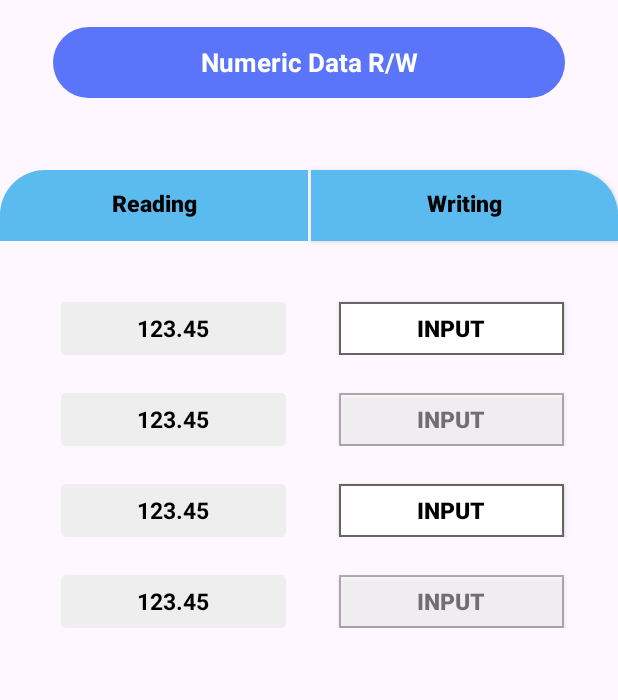
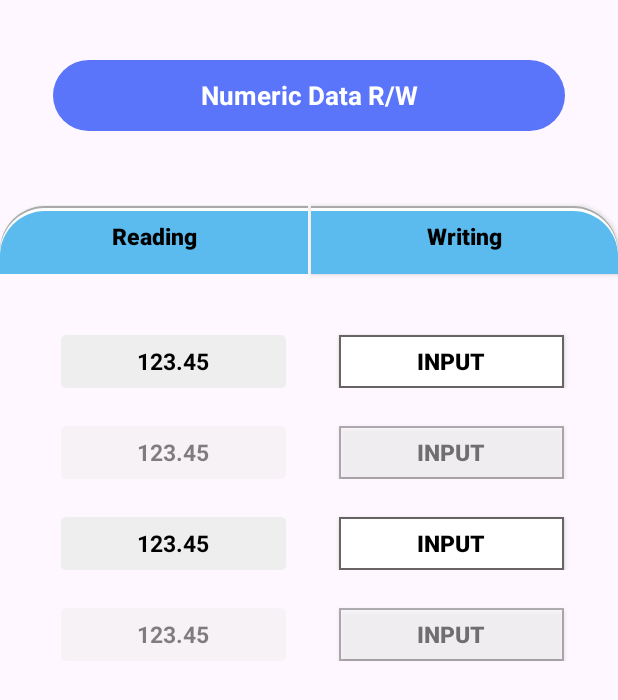
Before and after one commit to kaushalmrydotinfotech/IOTRemote, an Android app: the Frame2 screen opened through its navigation route, after a tap on "Next", on a phone screen of 412 x 824 dp. Shown: the top 700 px of the screen. Run offline under Robolectric (Android 15) with nearby library versions, the phone set to English and light mode, and no system bars; 1 statement that could not run was skipped.

```diff
--- a/app/src/main/java/com/rydot/iotRemote/adapter/Frame3Adapter.kt
+++ b/app/src/main/java/com/rydot/iotRemote/adapter/Frame3Adapter.kt
@@ -33,7 +33,8 @@ class Frame3Adapter(private var list: ArrayList<SwitchModel>): RecyclerView.Adap
             holder.edtNumber.isEnabled = true
         }
         else{
-            holder.btn.alpha = 0.50F
+            holder.btn.alpha = 0.50f
+            holder.edtNumber.alpha = 0.50f
         }
 
 
--- a/app/src/main/java/com/rydot/iotRemote/fragment/Frame2.kt
+++ b/app/src/main/java/com/rydot/iotRemote/fragment/Frame2.kt
@@ -1,6 +1,7 @@
 package com.rydot.iotRemote.fragment
 
 import android.os.Bundle
+import android.util.Log
 import androidx.fragment.app.Fragment
 import android.view.LayoutInflater
 import android.view.View
@@ -9,18 +10,19 @@ import androidx.navigation.fragment.findNavController
 import com.example.iotremote.R
 import com.example.iotremote.databinding.FragmentFrame2Binding
 import com.google.gson.Gson
+import com.google.gson.reflect.TypeToken
 import com.rydot.iotRemote.adapter.Frame2Adapter
 import com.rydot.iotRemote.model.SwitchModel
+import com.rydot.iotRemote.utils.SharedPrefs
 
 
 class Frame2 : Fragment() {
     private lateinit var binding: FragmentFrame2Binding
-    lateinit var adapter: Frame2Adapter
+    private lateinit var adapter: Frame2Adapter
+    var updateList:String = ""
+    var editedList:String = ""
 
-    override fun onCreate(savedInstanceState: Bundle?) {
-        super.onCreate(savedInstanceState)
 
-    }
 
     override fun onCreateView(
         inflater: LayoutInflater, container: ViewGroup?,
@@ -36,15 +38,35 @@ class Frame2 : Fragment() {
         adapter = Frame2Adapter(requireContext(), arrayListOf())
         binding.recycler.adapter = adapter
         val list:ArrayList<SwitchModel> = arrayListOf()
+        var data: ArrayList<SwitchModel> = arrayListOf()
         list.add(SwitchModel(true,R.drawable.bulb_on))
         list.add(SwitchModel(false,R.drawable.bulb_off))
         list.add(SwitchModel(true,R.drawable.bulb_on))
         list.add(SwitchModel(false,R.drawable.bulb_off))
-        adapter = Frame2Adapter(requireContext(),list)
-        binding.recycler.adapter = adapter
+
+        if (updateList.isEmpty()){
+            adapter = Frame2Adapter(requireContext(),list)
+            binding.recycler.adapter = adapter
+        }
+        else{
+             editedList = SharedPrefs.getValue(requireContext(),"updateList","").toString()
+            Log.e(javaClass.simpleName, "editedList: "+Gson().toJson(editedList ))
+            data =
+                Gson().fromJson(editedList, object : TypeToken<List<SwitchModel>>() {}.type)
+            adapter = Frame2Adapter(requireContext(),data)
+            binding.recycler.adapter = adapter
+        }
 
         binding.btnNext.setOnClickListener {
-            findNavController().navigate(Frame2Directions.actionFrame2ToFrame3(Gson().toJson(list)))
+            if (updateList.isEmpty()){
+                updateList = SharedPrefs.setValue(requireContext(),"updateList",Gson().toJson(list)).toString()
+                findNavController().navigate(Frame2Directions.actionFrame2ToFrame3(Gson().toJson(list)))
+            }
+            else{
+                updateList = SharedPrefs.setValue(requireContext(),"updateList",Gson().toJson(data)).toString()
+                findNavController().navigate(Frame2Directions.actionFrame2ToFrame3(Gson().toJson(data)))
+            }
+
         }
     }
 
--- a/app/src/main/java/com/rydot/iotRemote/fragment/Frame3.kt
+++ b/app/src/main/java/com/rydot/iotRemote/fragment/Frame3.kt
@@ -1,10 +1,12 @@
 package com.rydot.iotRemote.fragment
 
 import android.os.Bundle
+import android.util.Log
 import androidx.fragment.app.Fragment
 import android.view.LayoutInflater
 import android.view.View
 import android.view.ViewGroup
+import androidx.navigation.fragment.findNavController
 import androidx.navigation.fragment.navArgs
 import com.example.iotremote.databinding.FragmentFrame3Binding
 import com.google.gson.Gson
@@ -16,14 +18,14 @@ import com.rydot.iotRemote.model.SwitchModel
 class Frame3 : Fragment() {
 private lateinit var binding: FragmentFrame3Binding
 private lateinit var adapter: Frame3Adapter
- val args: Frame3Args by navArgs()
+ private val args: Frame3Args by navArgs()
 
 
 
     override fun onCreateView(
         inflater: LayoutInflater, container: ViewGroup?,
         savedInstanceState: Bundle?
-    ): View? {
+    ): View {
         // Inflate the layout for this fragment
         binding = FragmentFrame3Binding.inflate(layoutInflater,container,false)
         return binding.root
@@ -31,6 +33,9 @@ private lateinit var adapter: Frame3Adapter
 
     override fun onViewCreated(view: View, savedInstanceState: Bundle?) {
         super.onViewCreated(view, savedInstanceState)
+
+        Log.e(javaClass.simpleName, "onViewCreated: "+args.list )
+
         val data: ArrayList<SwitchModel> =
             Gson().fromJson(args.list, object : TypeToken<List<SwitchModel>>() {}.type)
 
--- a/app/src/main/java/com/rydot/iotRemote/fragment/SplashFragment.kt
+++ b/app/src/main/java/com/rydot/iotRemote/fragment/SplashFragment.kt
@@ -7,6 +7,7 @@ import androidx.fragment.app.Fragment
 import android.view.LayoutInflater
 import android.view.View
 import android.view.ViewGroup
+import android.view.WindowManager
 import androidx.navigation.fragment.findNavController
 import com.example.iotremote.databinding.FragmentSplashBinding
 
@@ -31,6 +32,10 @@ class SplashFragment : Fragment() {
 
     override fun onViewCreated(view: View, savedInstanceState: Bundle?) {
         super.onViewCreated(view, savedInstanceState)
+        requireActivity().window.setFlags(
+            WindowManager.LayoutParams.FLAG_FULLSCREEN,
+            WindowManager.LayoutParams.FLAG_FULLSCREEN);
+
         Handler(Looper.getMainLooper()).postDelayed({
 
             findNavController().navigate(SplashFragmentDirections.actionSplashFragmentToFrame1())
--- /dev/null
+++ b/app/src/main/java/com/rydot/iotRemote/utils/SharedPrefs.kt
@@ -0,0 +1,35 @@
+package com.rydot.iotRemote.utils
+
+import android.annotation.SuppressLint
+import android.content.Context
+
+class SharedPrefs {
+    companion object {
+        @SuppressLint("SuspiciousIndentation")
+        fun setValue(context: Context, key:String, value:Any?) {
+            val sharedPref=context.getSharedPreferences(context.packageName, Context.MODE_PRIVATE)
+            when(value) {
+                is Int -> sharedPref.edit().putInt(key, value).apply()
+                is String -> sharedPref.edit().putString(key, value).apply()
+            }
+        }
+        fun getValue(context: Context, key:String, defaultVal:Any):Any {
+            val sharedPref=context.getSharedPreferences(context.packageName, Context.MODE_PRIVATE)
+            when(defaultVal) {
+                is Int -> return sharedPref.getInt(key, defaultVal)
+                is String -> return sharedPref.getString(key, defaultVal)?:""
+                else-> return 0
+            }
+        }
+
+        fun remove(context: Context, key: String){
+            val sharedPref=context.getSharedPreferences(context.packageName, Context.MODE_PRIVATE)
+            sharedPref.edit().remove(key).apply()
+        }
+
+        fun clear(context: Context){
+            val sharedPref=context.getSharedPreferences(context.packageName, Context.MODE_PRIVATE)
+            sharedPref.edit().clear().apply()
+        }
+    }
+}
--- a/app/src/main/res/drawable/layout_shadow_bg_left.xml
+++ b/app/src/main/res/drawable/layout_shadow_bg_left.xml
@@ -2,7 +2,25 @@
 <selector xmlns:android="http://schemas.android.com/apk/res/android">
     <item>
         <layer-list>
-            <item android:top="3dp">
+            <item android:top="4dp">
+                <shape>
+                    <solid android:color="@color/light_gray" />
+                    <corners android:topLeftRadius="30dp" />
+                </shape>
+            </item>
+            <item android:top="5dp">
+                <shape>
+                    <solid android:color="@android:color/darker_gray" />
+                    <corners android:topLeftRadius="30dp" />
+                </shape>
+            </item>
+            <item android:top="6dp">
+                <shape>
+                    <solid android:color="@android:color/white" />
+                    <corners android:topLeftRadius="30dp" />
+                </shape>
+            </item>
+            <item android:top="8dp">
                 <shape>
                     <corners android:topLeftRadius="30dp" />
                     <solid android:color="@color/sky_blue" />
--- a/app/src/main/res/drawable/layout_shadow_bg_right.xml
+++ b/app/src/main/res/drawable/layout_shadow_bg_right.xml
@@ -3,7 +3,25 @@
     <!-- Gray shadow. -->
     <item>
         <layer-list>
-            <item android:top="3dp">
+            <item android:top="4dp">
+                <shape>
+                    <solid android:color="@color/light_gray" />
+                    <corners android:topRightRadius="30dp" />
+                </shape>
+            </item>
+            <item android:top="5dp">
+                <shape>
+                    <solid android:color="@android:color/darker_gray" />
+                    <corners android:topRightRadius="30dp" />
+                </shape>
+            </item>
+            <item android:top="6dp">
+                <shape>
+                    <solid android:color="@android:color/white" />
+                    <corners android:topRightRadius="30dp" />
+                </shape>
+            </item>
+            <item android:top="8dp">
                 <shape>
                     <corners android:topRightRadius="30dp" />
                     <solid android:color="@color/sky_blue" />
--- a/app/src/main/res/layout/fragment_frame1.xml
+++ b/app/src/main/res/layout/fragment_frame1.xml
@@ -10,7 +10,7 @@
         android:layout_width="match_parent"
         android:layout_height="47dp"
         android:layout_marginHorizontal="35dp"
-        android:layout_marginTop="18dp"
+        android:layout_marginTop="40dp"
         android:background="@drawable/btn_background"
         android:gravity="center"
         android:text="@string/settings"
--- a/app/src/main/res/layout/fragment_frame2.xml
+++ b/app/src/main/res/layout/fragment_frame2.xml
@@ -10,7 +10,7 @@
         android:layout_width="match_parent"
         android:layout_height="47dp"
         android:layout_marginHorizontal="35dp"
-        android:layout_marginTop="18dp"
+        android:layout_marginTop="40dp"
         android:background="@drawable/btn_background"
         android:gravity="center"
         android:text="@string/gpio_control"
--- a/app/src/main/res/layout/fragment_frame3.xml
+++ b/app/src/main/res/layout/fragment_frame3.xml
@@ -10,7 +10,7 @@
         android:layout_width="match_parent"
         android:layout_height="47dp"
         android:layout_marginHorizontal="35dp"
-        android:layout_marginTop="18dp"
+        android:layout_marginTop="40dp"
         android:background="@drawable/btn_background"
         android:gravity="center"
         android:text="Numeric Data R/W"
@@ -20,7 +20,7 @@
         android:textStyle="bold"
         app:layout_constraintEnd_toEndOf="parent"
         app:layout_constraintStart_toStartOf="parent"
-        app:layout_constraintTop_toTopOf="parent" />
+        app:layout_constraintTop_toTopOf="parent"/>
 
     <androidx.appcompat.widget.AppCompatButton
         android:id="@+id/btnReading"
--- a/app/src/main/res/values-night/themes.xml
+++ b/app/src/main/res/values-night/themes.xml
@@ -3,5 +3,6 @@
     <style name="Base.Theme.IOTRemote" parent="Theme.Material3.DayNight.NoActionBar">
         <!-- Customize your dark theme here. -->
         <!-- <item name="colorPrimary">@color/my_dark_primary</item> -->
+        <item name="android:statusBarColor" >@color/white</item>
     </style>
 </resources>
--- a/app/src/main/res/values/themes.xml
+++ b/app/src/main/res/values/themes.xml
@@ -3,7 +3,9 @@
     <style name="Base.Theme.IOTRemote" parent="Theme.Material3.DayNight.NoActionBar">
         <!-- Customize your light theme here. -->
         <!-- <item name="colorPrimary">@color/my_light_primary</item> -->
+        <item name="android:statusBarColor" >@color/white</item>
     </style>
 
     <style name="Theme.IOTRemote" parent="Base.Theme.IOTRemote" />
+
 </resources>
```
